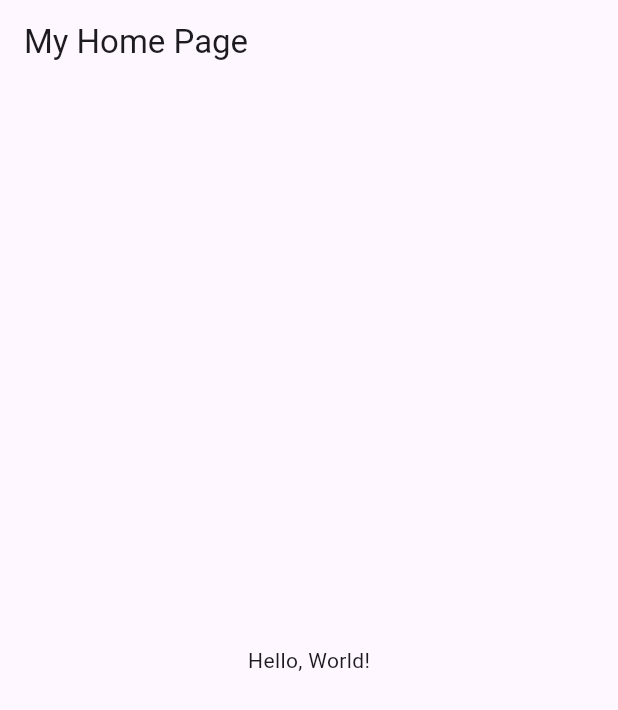
After one commit to AaronPeterOcen/image_reco, a Flutter app: the screen it shows after launch, on a phone screen of 412 x 824 dp. The commit adds this screen. Shown: the top 710 px of the screen. Run offline on Flutter 3.47's test engine with Material 3 defaults, Android fonts, the phone set to English and light mode, and no system bars; our stand-ins replace file_picker, flutter_dotenv, google_generative_ai.

Commit message:
importing necessary packages and working on the homepage

```diff
--- /dev/null
+++ b/lib/image_analyzer.dart
@@ -0,0 +1,26 @@
+import 'package:flutter/material.dart';
+import 'package:flutter/services.dart';
+import 'package:google_generative_ai/google_generative_ai.dart';
+import 'package:flutter_dotenv/flutter_dotenv.dart';
+import 'package:file_picker/file_picker.dart';
+
+class ImageAnalyzer extends StatefulWidget {
+  const ImageAnalyzer({super.key});
+
+  @override
+  State<ImageAnalyzer> createState() => _ImageAnalyzerState();
+}
+
+class _ImageAnalyzerState extends State<ImageAnalyzer> {
+  @override
+  Widget build(BuildContext context) {
+    return Scaffold(
+      appBar: AppBar(
+        title: const Text('My Home Page'),
+      ),
+      body: const Center(
+        child: Text('Hello, World!'),
+      ),
+    );
+  }
+}
--- a/lib/main.dart
+++ b/lib/main.dart
@@ -1,6 +1,6 @@
 // Flutter imports:
 import 'package:flutter/material.dart';
-import 'package:flutter_skeleton/my_home_page.dart';
+import 'package:flutter_skeleton/image_analyzer.dart';
 
 void main() {
   runApp(
@@ -9,6 +9,8 @@ void main() {
 }
 
 class MyApp extends StatelessWidget {
+  const MyApp({super.key});
+
   @override
   Widget build(BuildContext context) {
     return MaterialApp(
@@ -16,7 +18,7 @@ class MyApp extends StatelessWidget {
       theme: ThemeData(
         primarySwatch: Colors.blue,
       ),
-      home: MyHomePage(),
+      home: const ImageAnalyzer(),
     );
   }
 }
--- a/pubspec.yaml
+++ b/pubspec.yaml
@@ -41,6 +41,9 @@ dependencies:
   flutter_native_splash: ^2.3.11
   freezed_annotation: ^2.4.1
   json_annotation: ^4.8.1
+  google_generative_ai: ^0.4.6
+  flutter_dotenv: ^5.2.1
+  file_picker: ^9.0.2
 
 dev_dependencies:
   flutter_test:
@@ -64,7 +67,8 @@ flutter:
   uses-material-design: true
 
   # To add assets to your application, add an assets section, like this:
-  # assets:
+  assets:
+    - .env
   #   - images/a_dot_burr.jpeg
   #   - images/a_dot_ham.jpeg
 
```
Also changed, not shown: lib/my_home_page.dart (deleted, +0 -17 lines), pubspec.lock, 3 other files.
